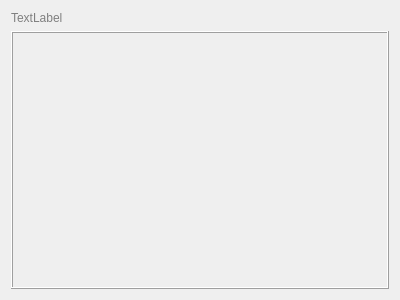
The window that gui/ui/Visualization/VisualizationZoneWidget.ui (SciQLop/SciQLop) describes before a commit, drawn with Qt 5.
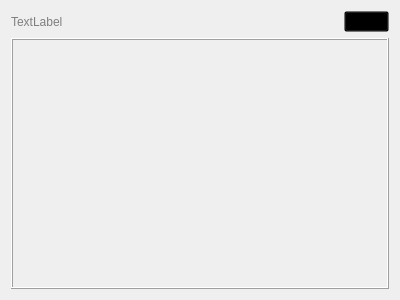
The same window after the commit.

Commit message: Adds a close button to a zone widget + calls close() method when clicked

The edit to the form file:
```diff
--- a/gui/ui/Visualization/VisualizationZoneWidget.ui
+++ b/gui/ui/Visualization/VisualizationZoneWidget.ui
@@ -46,6 +46,16 @@
         </property>
        </widget>
       </item>
+      <item>
+       <widget class="QToolButton" name="closeButton">
+        <property name="styleSheet">
+         <string notr="true">background-color: transparent;</string>
+        </property>
+        <property name="text">
+         <string>Close</string>
+        </property>
+       </widget>
+      </item>
      </layout>
     </widget>
    </item>
```
The commit also changes 1 other file.
